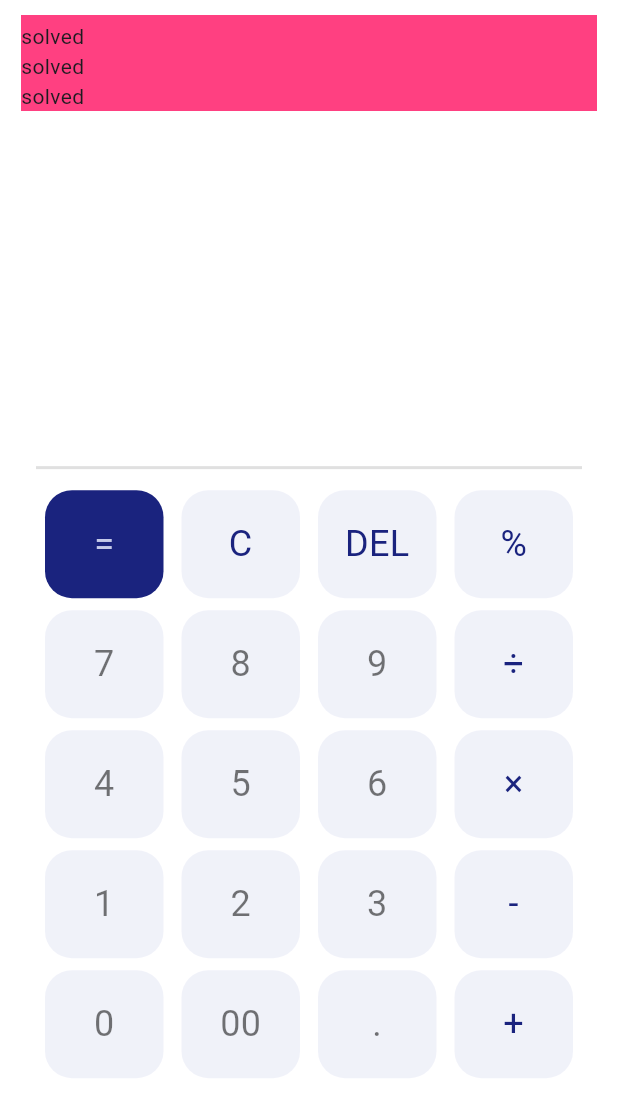
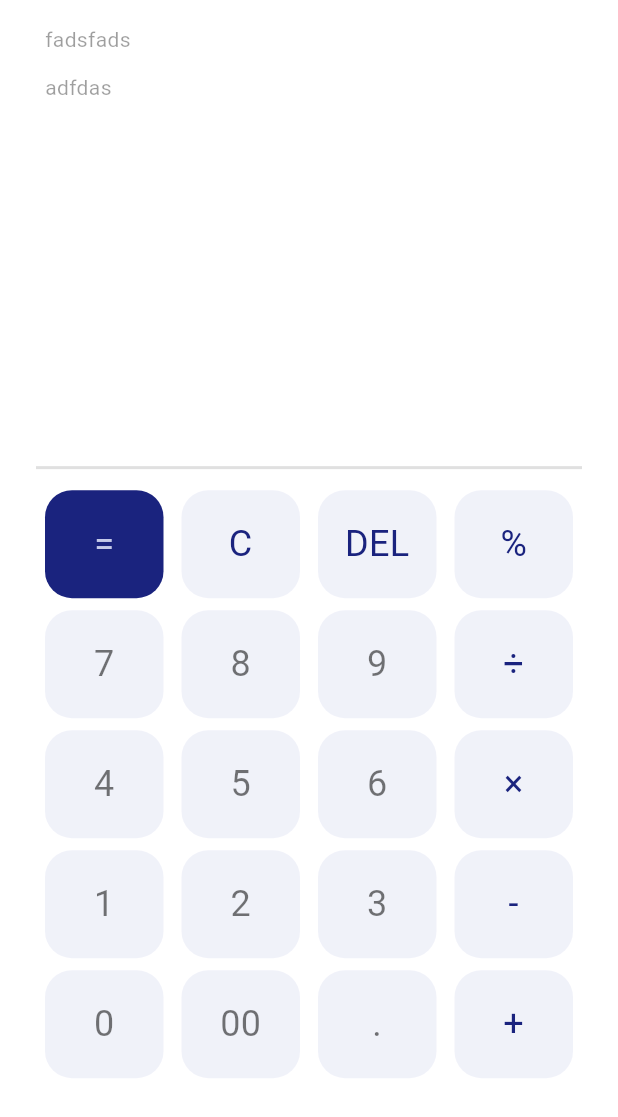
Before and after one commit to theparaxylene/flutter-kalkulator, a Flutter app: the screen it shows after launch, on a phone screen of 412 x 824 dp. Shown: the top 1117 px of the screen. Run offline on Flutter 3.47's test engine with Material 3 defaults, Android fonts, the phone set to English and light mode, and no system bars; our stand-ins replace math_expressions.

Commit message:
finilize history-box

```diff
--- a/lib/screens/calc_screen.dart
+++ b/lib/screens/calc_screen.dart
@@ -35,7 +35,12 @@ class _CalcScreenState extends State<CalcScreen> {
     '+',
   ];
 
-  final questionHistory = [];
+  final questionHistory = [
+    'adfdas',
+    'fadsfads',
+    'dasf',
+    'adsfs',
+  ];
   var question = '';
   var answer = '';
 
@@ -56,19 +61,8 @@ class _CalcScreenState extends State<CalcScreen> {
                 child: Column(
                   children: [
                     // QUESTION HISTORY
-                    const HistoryBox(
-                      solved: [
-                        'solved',
-                        'solved',
-                        'solved',
-                        'solved',
-                        'solved',
-                        'solved',
-                        'solved',
-                        'solved',
-                        'solved',
-                        'solved',
-                      ],
+                    HistoryBox(
+                      solved: questionHistory,
                     ),
 
                     // QUESTION
--- a/lib/widgets/history_box.dart
+++ b/lib/widgets/history_box.dart
@@ -16,9 +16,15 @@ class HistoryBox extends StatelessWidget {
       child: ListView.builder(
         itemCount: solved.length,
         reverse: true,
-        itemBuilder: (context, index) => Container(
-          color: Colors.pinkAccent,
-          child: Text(solved[index]),
+        itemBuilder: (context, index) => Padding(
+          padding: const EdgeInsets.symmetric(
+            horizontal: 16,
+            vertical: 6,
+          ),
+          child: Text(
+            solved[index],
+            style: const TextStyle(fontSize: 14, color: Colors.black38),
+          ),
         ),
       ),
     );
```
